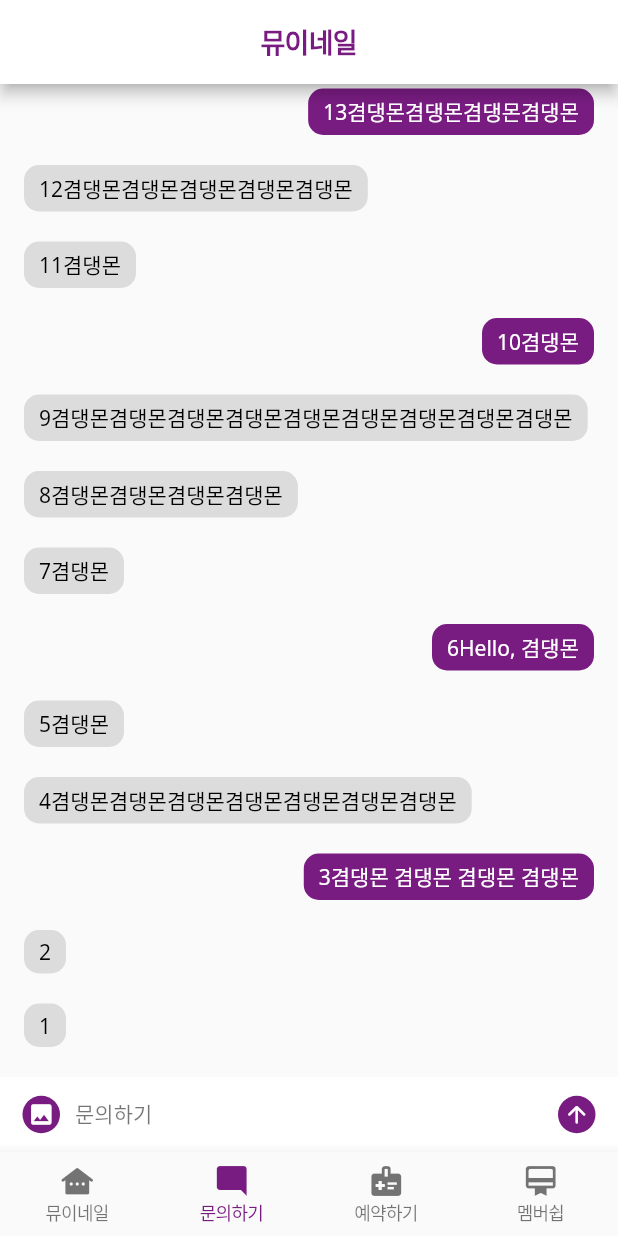
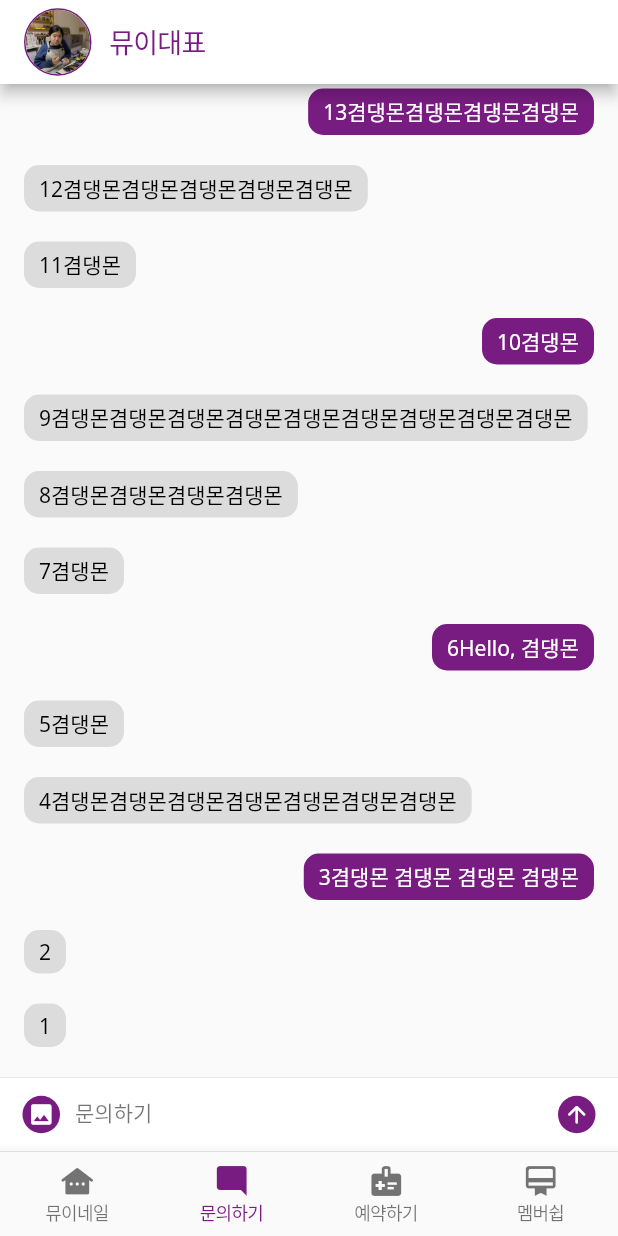
Before and after one commit to binbyz/flutter-mueynail, a Flutter app: the screen it shows after launch, item 2 of the bottom bar chosen, on a phone screen of 412 x 824 dp. Run offline on Flutter 3.47's test engine with Material 2 defaults, Android fonts, the phone set to English and light mode, and no system bars; our stand-ins replace carousel_slider; network calls fail.

Commit message:
채팅 스크린 AppBar

```diff
--- /dev/null
+++ b/lib/component/chat/chat_app_bar.dart
@@ -0,0 +1,44 @@
+import 'package:flutter/material.dart';
+import 'package:mueynail/const/color.dart';
+import 'package:mueynail/const/style.dart';
+
+class ChatAppBar extends StatelessWidget with PreferredSizeWidget {
+  const ChatAppBar({Key? key}) : super(key: key);
+
+  @override
+  Widget build(BuildContext context) {
+    return AppBar(
+      automaticallyImplyLeading: false,
+      backgroundColor: Colors.white,
+      flexibleSpace: SafeArea(
+        child: Container(
+          height: 56,
+          padding: const EdgeInsets.symmetric(horizontal: 16),
+          child: Row(
+            crossAxisAlignment: CrossAxisAlignment.center,
+            mainAxisAlignment: MainAxisAlignment.start,
+            children: [
+              Container(
+                width: 45,
+                height: 45,
+                decoration: BoxDecoration(
+                  borderRadius: BorderRadius.circular(30),
+                  border: Border.all(color: primaryColor),
+                ),
+                child: ClipRRect(
+                  borderRadius: BorderRadius.circular(30),
+                  child: Image.asset('asset/image/IMG_2098.png', height: 45, width: 45, fit: BoxFit.cover),
+                ),
+              ),
+              const SizedBox(width: 12),
+              Text('뮤이대표', style: navigationTextStyle.copyWith(fontSize: 18)),
+            ],
+          ),
+        ),
+      ),
+    );
+  }
+
+  @override
+  Size get preferredSize => const Size.fromHeight(kToolbarHeight);
+}
--- a/lib/component/chat/chat_input.dart
+++ b/lib/component/chat/chat_input.dart
@@ -8,9 +8,15 @@ class ChatInput extends StatelessWidget {
   Widget build(BuildContext context) {
     return Container(
       padding: const EdgeInsets.only(left: 15, bottom: 10, top: 10, right: 15),
+      decoration: const BoxDecoration(
+        color: Colors.white,
+        border: Border(
+          top: BorderSide(color: Colors.black12, width: 0.5),
+          bottom: BorderSide(color: Colors.black12, width: 0.5),
+        ),
+      ),
       height: 50,
       width: double.infinity,
-      color: Colors.white,
       child: Row(
         children: [
           GestureDetector(
--- a/lib/component/main_navigation.dart
+++ b/lib/component/global/global_navigation.dart
@@ -3,11 +3,11 @@ import 'package:mueynail/const/color.dart';
 import 'package:mueynail/const/style.dart';
 import 'package:mueynail/const/value.dart';
 
-class MainNavigation extends StatelessWidget {
+class GlobalNavigation extends StatelessWidget {
   final ValueChanged<int> onItemTapped;
   final int currentIndex;
 
-  const MainNavigation({required this.onItemTapped, required this.currentIndex, Key? key}) : super(key: key);
+  const GlobalNavigation({required this.onItemTapped, required this.currentIndex, Key? key}) : super(key: key);
 
   @override
   Widget build(BuildContext context) {
--- a/lib/component/main_app_bar.dart
+++ b/lib/component/home/home_app_bar.dart
@@ -2,8 +2,8 @@ import 'package:flutter/material.dart';
 import 'package:mueynail/const/style.dart';
 import 'package:mueynail/const/value.dart';
 
-class MainAppBar extends StatelessWidget with PreferredSizeWidget {
-  const MainAppBar({Key? key}) : super(key: key);
+class HomeAppBar extends StatelessWidget with PreferredSizeWidget {
+  const HomeAppBar({Key? key}) : super(key: key);
 
   @override
   Widget build(BuildContext context) {
--- a/lib/main.dart
+++ b/lib/main.dart
@@ -1,5 +1,5 @@
 import 'package:flutter/material.dart';
-import 'package:mueynail/component/main_navigation.dart';
+import 'package:mueynail/component/global/global_navigation.dart';
 import 'package:mueynail/const/color.dart';
 import 'package:mueynail/screen/chat_screen.dart';
 import 'package:mueynail/screen/home_screen.dart';
@@ -40,7 +40,7 @@ class _AppScaffoldState extends State<AppScaffold> {
 
   Widget buildScreen() {
     if (currentNavigation == 1) {
-      return ChatScreen();
+      return const ChatScreen();
     } else {
       return const HomeScreen();
     }
@@ -50,7 +50,7 @@ class _AppScaffoldState extends State<AppScaffold> {
   Widget build(BuildContext context) {
     return Scaffold(
       body: buildScreen(),
-      bottomNavigationBar: MainNavigation(onItemTapped: onSelectNavigation, currentIndex: currentNavigation),
+      bottomNavigationBar: GlobalNavigation(onItemTapped: onSelectNavigation, currentIndex: currentNavigation),
     );
   }
 }
--- a/lib/screen/chat_screen.dart
+++ b/lib/screen/chat_screen.dart
@@ -1,5 +1,6 @@
 import 'package:flutter/material.dart';
 import 'package:mueynail/component/chat/bubble.dart';
+import 'package:mueynail/component/chat/chat_app_bar.dart';
 import 'package:mueynail/component/chat/chat_input.dart';
 import 'package:mueynail/model/chat/message_model.dart';
 import 'package:mueynail/model/message_type_enum.dart';
@@ -12,7 +13,7 @@ import 'package:mueynail/model/message_type_enum.dart';
 import 'package:mueynail/model/message_type_enum.dart';
 import 'package:mueynail/model/message_type_enum.dart';
 
-import '../component/main_app_bar.dart';
+import '../component/home/home_app_bar.dart';
 
 class ChatScreen extends StatefulWidget {
 
@@ -64,7 +65,7 @@ class _ChatScreenState extends State<ChatScreen> {
   @override
   Widget build(BuildContext context) {
     return Scaffold(
-      appBar: const MainAppBar(),
+      appBar: const ChatAppBar(),
       body: Stack(
         children: [
           ListView.builder(
--- a/lib/screen/home_screen.dart
+++ b/lib/screen/home_screen.dart
@@ -1,8 +1,8 @@
 import 'package:flutter/material.dart';
-import 'package:mueynail/component/content_box.dart';
+import 'package:mueynail/component/home/content_box.dart';
 import 'package:mueynail/component/home/event_scorllview.dart';
 import 'package:mueynail/component/home/today_art_carousel.dart';
-import 'package:mueynail/component/main_app_bar.dart';
+import 'package:mueynail/component/home/home_app_bar.dart';
 
 class HomeScreen extends StatelessWidget {
   const HomeScreen({Key? key}) : super(key: key);
@@ -10,7 +10,7 @@ class HomeScreen extends StatelessWidget {
   @override
   Widget build(BuildContext context) {
     return Scaffold(
-      appBar: const MainAppBar(),
+      appBar: const HomeAppBar(),
       body: SingleChildScrollView(
         child: Column(
           children: const [
```
Also changed, not shown: asset/image/IMG_2098.png (added), lib/component/home/content_box.dart (renamed from lib/component/content_box.dart).
